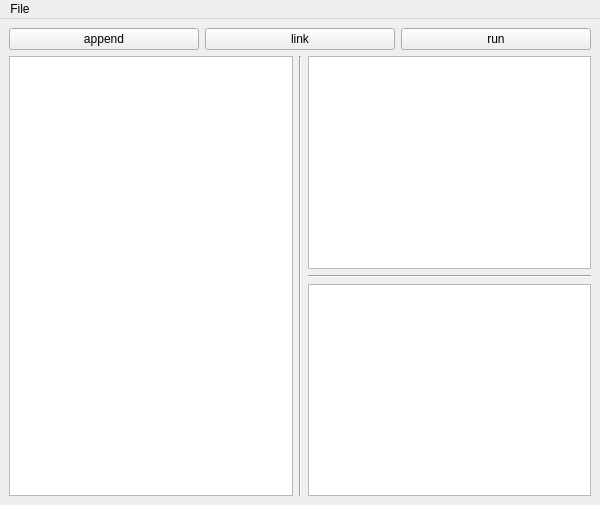
wanruu/CS5351, file UI.ui: the form before one commit.
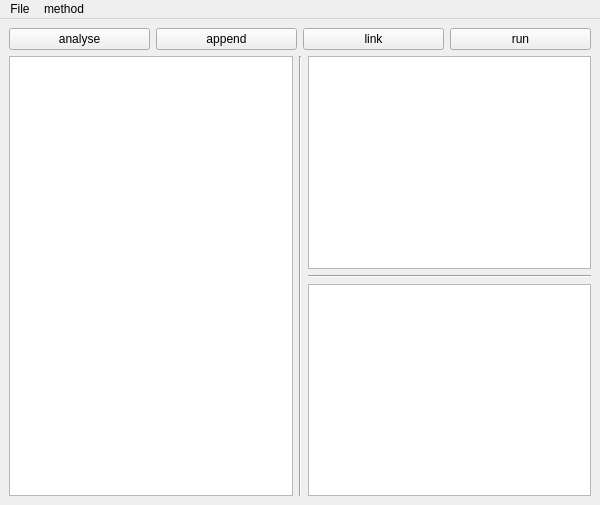
The form after the commit. Icons and pictures are not drawn. Custom widgets are drawn as their Qt base class.

The edit to the form file:
```diff
--- a/UI.ui
+++ b/UI.ui
@@ -22,6 +22,13 @@
      <layout class="QVBoxLayout" name="verticalLayout_3">
       <item>
        <layout class="QHBoxLayout" name="horizontalLayout">
+        <item>
+         <widget class="QPushButton" name="analyse">
+          <property name="text">
+           <string>analyse</string>
+          </property>
+         </widget>
+        </item>
         <item>
          <widget class="QPushButton" name="pushButton">
           <property name="text">
@@ -139,7 +146,18 @@
     <addaction name="separator"/>
     <addaction name="actionopen_code"/>
    </widget>
+   <widget class="QMenu" name="menumethod">
+    <property name="title">
+     <string>method</string>
+    </property>
+    <addaction name="actiondefault"/>
+    <addaction name="actiondstar"/>
+    <addaction name="actionochiai"/>
+    <addaction name="actionbarinel"/>
+    <addaction name="actionTarantula"/>
+   </widget>
    <addaction name="File"/>
+   <addaction name="menumethod"/>
   </widget>
   <action name="actionopen">
    <property name="text">
```
Left out of the diff: 25 changed lines with no effect on the pictures.
